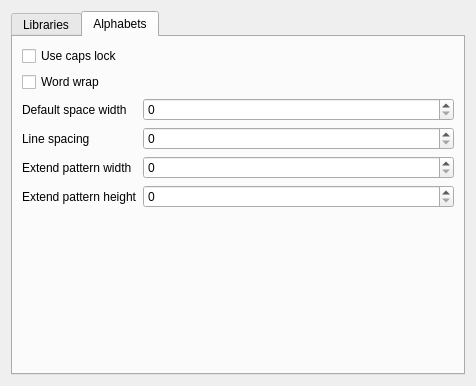
Old version of the form ui/LibraryConfigPage.ui in the repository KDE/kxstitch.
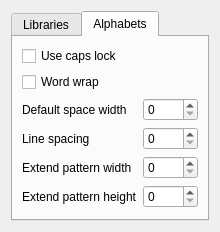
New version of the form. The open tabs and pages were chosen to show the change. Custom widgets are drawn as their Qt base class.

What changed in the file:
```diff
--- a/ui/LibraryConfigPage.ui
+++ b/ui/LibraryConfigPage.ui
@@ -6,15 +6,15 @@
    <rect>
     <x>0</x>
     <y>0</y>
-    <width>476</width>
-    <height>386</height>
+    <width>220</width>
+    <height>200</height>
    </rect>
   </property>
   <property name="windowTitle">
    <string>Library Configuration</string>
   </property>
-  <layout class="QVBoxLayout" name="verticalLayout_2">
-   <item>
+  <layout class="QGridLayout" name="gridLayout">
+   <item row="0" column="0">
     <widget class="KTabWidget" name="tabWidget">
      <property name="currentIndex">
       <number>0</number>
@@ -23,7 +23,7 @@
       <attribute name="title">
        <string>Libraries</string>
       </attribute>
-      <layout class="QFormLayout" name="formLayout_2">
+      <layout class="QFormLayout" name="formLayout">
        <item row="0" column="0">
         <widget class="QLabel" name="label">
          <property name="text">
@@ -56,7 +56,7 @@
         </widget>
        </item>
        <item>
-        <layout class="QFormLayout" name="formLayout">
+        <layout class="QFormLayout" name="formLayout_2">
          <item row="0" column="0">
           <widget class="QLabel" name="label_2">
            <property name="text">
```
Left out of the diff: 2 changed lines with no effect on the pictures.
